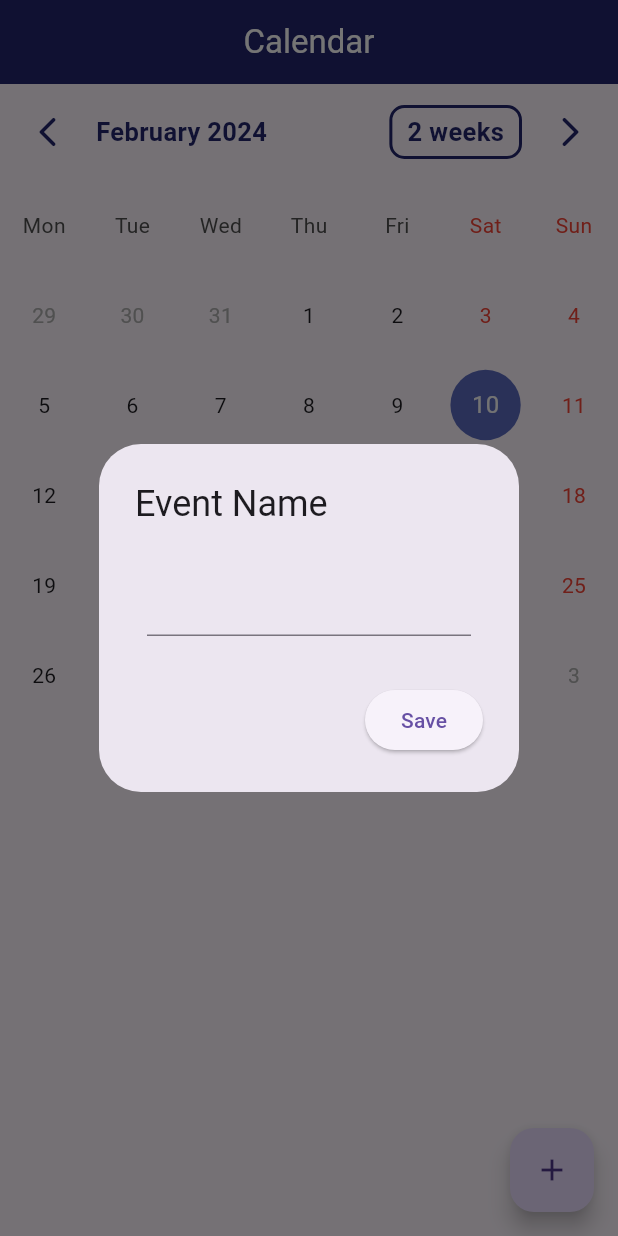
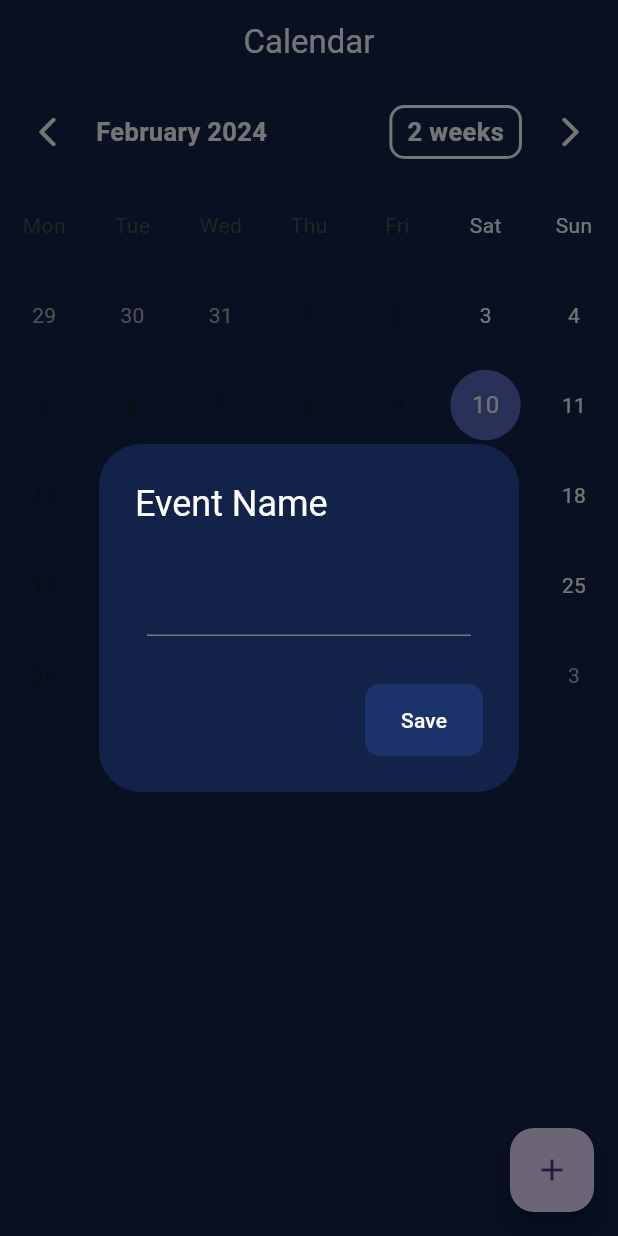
Before and after one commit to shahjash1634/404-TNF, a Flutter app: the CalendarScreen screen opened directly, after a tap on the "add" icon, on a phone screen of 412 x 824 dp. Run offline on Flutter 3.47's test engine with Material 3 defaults, Android fonts, the phone set to English and light mode, and no system bars; drawn by our look-alikes of table_calendar; our stand-ins replace cloud_firestore, firebase_auth, firebase_core, google_fonts, percent_indicator, shared_preferences; accounts and stored records are empty.

Commit message:
calendar UI

```diff
--- a/connect/lib/pages/calendar_page.dart
+++ b/connect/lib/pages/calendar_page.dart
@@ -19,6 +19,22 @@ class _CalendarPageState extends State<CalendarPage> {
           accentColor: Colors.deepOrange,
           brightness: Brightness.light,
         ),
+        textTheme: TextTheme(
+          // Change all text colors to white
+          bodyText1: TextStyle(color: Colors.white),
+          bodyText2: TextStyle(color: Colors.white),
+          headline1: TextStyle(color: Colors.white),
+          headline2: TextStyle(color: Colors.white),
+          headline3: TextStyle(color: Colors.white),
+          headline4: TextStyle(color: Colors.white),
+          headline5: TextStyle(color: Colors.white),
+          headline6: TextStyle(color: Colors.white),
+          subtitle1: TextStyle(color: Colors.white),
+          subtitle2: TextStyle(color: Colors.white),
+          button: TextStyle(color: Colors.white),
+          caption: TextStyle(color: Colors.white),
+          overline: TextStyle(color: Colors.white),
+        ),
         useMaterial3: true,
       ),
       home: const CalendarScreen(),
--- a/connect/lib/pages/calendar_screen.dart
+++ b/connect/lib/pages/calendar_screen.dart
@@ -33,7 +33,7 @@ class _CalendarScreenState extends State<CalendarScreen> {
   Widget build(BuildContext context) {
     return Scaffold(
       appBar: AppBar(
-        backgroundColor: Color.fromARGB(230, 11, 15, 92),
+        backgroundColor: Color(0xFF132248),
         centerTitle: true,
         title: Text("Calendar", style: TextStyle(color: Colors.white)),
       ),
@@ -43,16 +43,25 @@ class _CalendarScreenState extends State<CalendarScreen> {
             context: context,
             builder: (context) {
               return AlertDialog(
+                backgroundColor: Color(0xFF132248),
                 scrollable: true,
-                title: Text("Event Name"),
+                title:
+                    Text("Event Name", style: TextStyle(color: Colors.white)),
                 content: Padding(
                   padding: EdgeInsets.all(8),
                   child: TextField(
                     controller: _eventController,
+                    style: TextStyle(color: Colors.white),
                   ),
                 ),
                 actions: [
-                  ElevatedButton(
+                  Container(
+                    decoration: BoxDecoration(
+                      color: Color.fromARGB(255, 32, 57, 122)
+                          .withOpacity(0.7), // Set the desired color
+                      borderRadius: BorderRadius.circular(10),
+                    ),
+                    child: ElevatedButton(
                       onPressed: () {
                         events.addAll({
                           _selectedDay!: [Event(_eventController.text)]
@@ -60,7 +69,13 @@ class _CalendarScreenState extends State<CalendarScreen> {
                         Navigator.of(context).pop();
                         _selectedEvents.value = _getEventsForDay(_selectedDay!);
                       },
-                    child: Text("Save"),
+                      style: ElevatedButton.styleFrom(
+                        primary: Colors.transparent, // Set transparent color
+                        elevation: 0, // No shadow
+                      ),
+                      child:
+                          Text("Save", style: TextStyle(color: Colors.white)),
+                    ),
                   ),
                 ],
               );
@@ -69,6 +84,7 @@ class _CalendarScreenState extends State<CalendarScreen> {
         },
         child: Icon(Icons.add),
       ),
+      backgroundColor: Color(0xFF132248),
       body: Column(
         children: [
           TableCalendar(
@@ -82,41 +98,43 @@ class _CalendarScreenState extends State<CalendarScreen> {
             daysOfWeekHeight: 60,
             headerStyle: HeaderStyle(
               formatButtonTextStyle: TextStyle(
-                color: Color.fromARGB(230, 11, 15, 92),
+                color: Colors.white,
                 fontWeight: FontWeight.bold,
                 fontSize: 17,
               ),
               formatButtonDecoration: BoxDecoration(
                 borderRadius: BorderRadius.circular(10),
-                  border: Border.all(
-                      color: Color.fromARGB(230, 11, 15, 92), width: 2)),
+                border: Border.all(color: Colors.white, width: 2),
+              ),
               leftChevronIcon: Icon(
                 Icons.arrow_back_ios_rounded,
-                color: Color.fromARGB(230, 11, 15, 92),
+                color: Colors.white,
                 size: 24,
               ),
               rightChevronIcon: Icon(
                 Icons.arrow_forward_ios_rounded,
-                color: Color.fromARGB(230, 11, 15, 92),
+                color: Colors.white,
                 size: 24,
               ),
               titleTextStyle: TextStyle(
-                color: Color.fromARGB(230, 11, 15, 92),
+                color: Colors.white,
                 fontWeight: FontWeight.bold,
                 fontSize: 17,
               ),
             ),
             daysOfWeekStyle: DaysOfWeekStyle(
               weekendStyle: TextStyle(
-              color: Colors.red,
-            )),
+                color: Colors.white,
+              ),
+            ),
             calendarStyle: CalendarStyle(
               weekendTextStyle: TextStyle(
-                color: Colors.red,
+                color: Colors.white,
               ),
               todayDecoration: BoxDecoration(
-                  color: Color.fromARGB(230, 11, 15, 92),
-                  shape: BoxShape.circle),
+                color: Colors.white,
+                shape: BoxShape.circle,
+              ),
             ),
             onDaySelected: (selectedDay, focusedDay) {
               if (!isSameDay(_selectedDay, selectedDay)) {
@@ -146,15 +164,15 @@ class _CalendarScreenState extends State<CalendarScreen> {
                   itemCount: value.length,
                   itemBuilder: (context, index) {
                     return Container(
-                      margin:
-                          EdgeInsets.symmetric(horizontal: 12, vertical: 4),
+                      margin: EdgeInsets.symmetric(horizontal: 12, vertical: 4),
                       decoration: BoxDecoration(
                         border: Border.all(),
                         borderRadius: BorderRadius.circular(12),
                       ),
                       child: ListTile(
                         onTap: () => print(""),
-                        title: Text('${value[index]}'),
+                        title: Text('${value[index]}',
+                            style: TextStyle(color: Colors.white)),
                       ),
                     );
                   },
```
Lines whose indentation alone changed are shown as unchanged.
